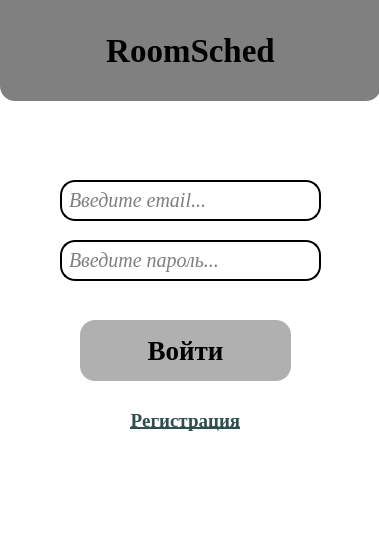
cgsgag2/RoomSched, file frontend/client/ui/auth/auth_window.ui: the form before one commit.
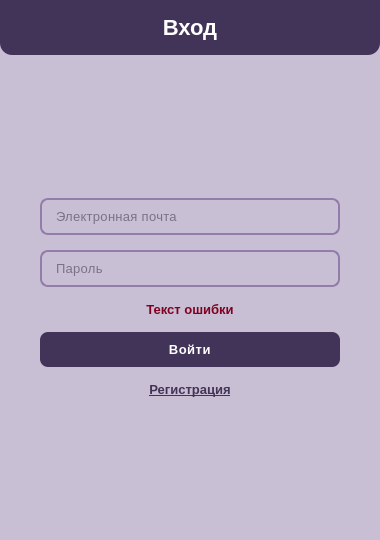
The form after the commit.

Diff of the .ui file:
```diff
--- a/frontend/client/ui/auth/auth_window.ui
+++ b/frontend/client/ui/auth/auth_window.ui
@@ -6,193 +6,201 @@
             <rect>
                 <x>0</x>
                 <y>0</y>
-                <width>379</width>
-                <height>542</height>
+                <width>380</width>
+                <height>540</height>
             </rect>
         </property>
         <property name="windowTitle">
             <string>Вход</string>
         </property>
         <property name="styleSheet">
-            <string notr="true">background-color: white;</string>
-        </property>
+            <string>
+                QWidget {
+                    background-color: #c9bfd4; /* Основной фон */
+                    color: #2d213d;            /* Основной текст */
+                    font-family: "Inter", "Roboto", "Ubuntu", sans-serif;
+                    font-size: 13px;
+                }
 
-        <widget class="QLabel" name="label">
-            <property name="geometry">
-                <rect>
-                    <x>0</x>
-                    <y>0</y>
-                    <width>381</width>
-                    <height>101</height>
-                </rect>
-            </property>
-            <property name="font">
-                <font>
-                    <family>Times New Roman</family>
-                    <pointsize>25</pointsize>
-                    <bold>true</bold>
-                </font>
-            </property>
-            <property name="styleSheet">
-                <string notr="true">
-                    background-color: #808080;
-                    color: black;
-                    padding: 10px;
-                    border-bottom-left-radius: 15px;
-                    border-bottom-right-radius: 15px;
-                </string>
-            </property>
-            <property name="text">
-                <string>RoomSched</string>
-            </property>
-            <property name="alignment">
-                <set>Qt::AlignmentFlag::AlignCenter</set>
-            </property>
-        </widget>
+                /* Шапка окон */
+                QLabel#label {
+                    background-color: #423358; /* шапка */
+                    color: #ffffff;            /* текст */
+                    font-size: 22px;
+                    font-weight: 600;
+                    padding: 15px;
+                    border-bottom-left-radius: 12px;
+                    border-bottom-right-radius: 12px;
+                }
 
-        <widget class="QLineEdit" name="mailInput">
-            <property name="geometry">
-                <rect>
-                    <x>60</x>
-                    <y>180</y>
-                    <width>261</width>
-                    <height>41</height>
-                </rect>
-            </property>
-            <property name="font">
-                <font>
-                    <family>Times New Roman</family>
-                    <pointsize>15</pointsize>
-                    <italic>true</italic>
-                </font>
-            </property>
-            <property name="styleSheet">
-                <string notr="true">
-                    QLineEdit {
-                    border: 2px solid #000000;
-                    border-radius: 15px;
-                    padding: 5px;
-                    background: white;
-                    color: black;
-                    }
-                    QLineEdit:focus {
-                    border: 2px solid #2F4F4F;
-                    color: black;
-                    }
-                </string>
-            </property>
-            <property name="placeholderText">
-                <string>Введите email...</string>
-            </property>
-        </widget>
+                /* Текст ошибок */
+                QLabel#errorLabel {
+                    color: #800020; 
+                    font-size: 13px;
+                    font-weight: 600;
+                }
 
-        <widget class="QLineEdit" name="passwordInput">
-            <property name="geometry">
-                <rect>
-                    <x>60</x>
-                    <y>240</y>
-                    <width>261</width>
-                    <height>41</height>
-                </rect>
-            </property>
-            <property name="font">
-                <font>
-                    <family>Times New Roman</family>
-                    <pointsize>15</pointsize>
-                    <italic>true</italic>
-                </font>
-            </property>
-            <property name="styleSheet">
-                <string notr="true">
-                    QLineEdit {
-                    border: 2px solid #000000;
-                    border-radius: 15px;
-                    padding: 5px;
-                    background: white;
-                    color: black;
-                    }
-                    QLineEdit:focus {
-                    border: 2px solid #2F4F4F;
-                    color: black;
-                    }
-                </string>
-            </property>
-            <property name="echoMode">
-                <enum>QLineEdit::Password</enum>
-            </property>
-            <property name="placeholderText">
-                <string>Введите пароль...</string>
-            </property>
-        </widget>
+                /* Поля ввода */
+                QLineEdit {
+                    background-color: #c9bfd4; /* В обычном состоянии цвет фона */
+                    color: #2d213d;            /* текст */
+                    border: 1.5px solid #927caa; /* рамка */
+                    border-radius: 8px;
+                    padding: 8px 12px;
+                    letter-spacing: 0.3px;
+                }
 
-        <widget class="QPushButton" name="loginButton">
-            <property name="geometry">
-                <rect>
-                    <x>80</x>
-                    <y>320</y>
-                    <width>211</width>
-                    <height>61</height>
-                </rect>
-            </property>
-            <property name="font">
-                <font>
-                    <family>Times New Roman</family>
-                    <pointsize>20</pointsize>
-                    <bold>true</bold>
-                </font>
-            </property>
-            <property name="styleSheet">
-                <string notr="true">
-                    QPushButton {
-                    border-radius: 15px;
-                    padding: 5px;
-                    background: #b0b0b0;
-                    color: black;
-                    }
-                    QPushButton:hover {
-                    background: #9a9a9a;
-                    }
-                </string>
-            </property>
-            <property name="text">
-                <string>Войти</string>
-            </property>
-        </widget>
+                /* при наведении мыши */
+                QLineEdit:hover {
+                    border: 1.5px solid #423358;
+                }
 
-        <widget class="QPushButton" name="registerButton">
-            <property name="geometry">
-                <rect>
-                    <x>80</x>
-                    <y>400</y>
-                    <width>211</width>
-                    <height>41</height>
-                </rect>
-            </property>
-            <property name="font">
-                <font>
-                    <family>Times New Roman</family>
-                    <pointsize>14</pointsize>
-                    <bold>false</bold>
-                </font>
-            </property>
-            <property name="styleSheet">
-                <string notr="true">
-                    QPushButton {
+                /* Поля ввода в момент фокуса */
+                QLineEdit:focus {
+                    background-color: #dcd4e4;   
+                    border: 2px solid #423358; 
+                }
+
+                /* Кнопки действий */
+                QPushButton#loginButton {
+                    background-color: #423358; 
+                    color: #ffffff;            
+                    border: none;
+                    border-radius: 8px;
+                    padding: 10px 20px;
+                    font-weight: 600;
+                    letter-spacing: 0.5px;
+                }
+
+                QPushButton#loginButton:hover {
+                    background-color: #564473; 
+                }
+
+                QPushButton#loginButton:pressed {
+                    background-color: #2d213d;
+                }
+
+                /* Текстовые кнопки-ссылки */
+                QPushButton#registerButton {
                     background-color: transparent;
-                    border: none;
-                    color: #2F4F4F;
+                    color: #423358;
                     text-decoration: underline;
-                    font-weight: bold;
-                    }
-                    QPushButton:hover {
-                    color: #1E3A3A;
-                    }
-                </string>
+                    border: none;
+                    font-weight: 600;
+                }
+
+                QPushButton#registerButton:hover {
+                    color: #564473;
+                }
+            </string>
+        </property>
+        <layout class="QVBoxLayout" name="mainLayout">
+            <property name="spacing">
+                <number>0</number>
             </property>
-            <property name="text">
-                <string>Регистрация</string>
+            <property name="leftMargin">
+                <number>0</number>
             </property>
-        </widget>
+            <property name="topMargin">
+                <number>0</number>
+            </property>
+            <property name="rightMargin">
+                <number>0</number>
+            </property>
+            <property name="bottomMargin">
+                <number>0</number>
+            </property>
+            <item>
+                <widget class="QLabel" name="label">
+                    <property name="text">
+                        <string>Вход</string>
+                    </property>
+                    <property name="alignment">
+                        <set>Qt::AlignCenter</set>
+                    </property>
+                </widget>
+            </item>
+            <item>
+                <spacer name="topSpacer">
+                    <property name="orientation">
+                        <enum>Qt::Vertical</enum>
+                    </property>
+                    <property name="sizeHint" stdset="0">
+                        <size>
+                            <width>20</width>
+                            <height>30</height>
+                        </size>
+                    </property>
+                </spacer>
+            </item>
+            <item>
+                <layout class="QVBoxLayout" name="formLayout">
+                    <property name="spacing">
+                        <number>15</number>
+                    </property>
+                    <property name="leftMargin">
+                        <number>40</number>
+                    </property>
+                    <property name="rightMargin">
+                        <number>40</number>
+                    </property>
+                    <item>
+                        <widget class="QLineEdit" name="mailInput">
+                            <property name="placeholderText">
+                                <string>Электронная почта</string>
+                            </property>
+                        </widget>
+                    </item>
+                    <item>
+                        <widget class="QLineEdit" name="passwordInput">
+                            <property name="echoMode">
+                                <enum>QLineEdit::Password</enum>
+                            </property>
+                            <property name="placeholderText">
+                                <string>Пароль</string>
+                            </property>
+                        </widget>
+                    </item>
+                    <item>
+                        <widget class="QLabel" name="errorLabel">
+                            <property name="text">
+                                <string>Текст ошибки</string>
+                            </property>
+                            <property name="alignment">
+                                <set>Qt::AlignCenter</set>
+                            </property>
+                        </widget>
+                    </item>
+                    <item>
+                        <widget class="QPushButton" name="loginButton">
+                            <property name="text">
+                                <string>Войти</string>
+                            </property>
+                        </widget>
+                    </item>
+                    <item>
+                        <widget class="QPushButton" name="registerButton">
+                            <property name="text">
+                                <string>Регистрация</string>
+                            </property>
+                        </widget>
+                    </item>
+                </layout>
+            </item>
+            <item>
+                <spacer name="bottomSpacer">
+                    <property name="orientation">
+                        <enum>Qt::Vertical</enum>
+                    </property>
+                    <property name="sizeHint" stdset="0">
+                        <size>
+                            <width>20</width>
+                            <height>40</height>
+                        </size>
+                    </property>
+                </spacer>
+            </item>
+        </layout>
     </widget>
     <resources/>
     <connections/>
```
Left out of the diff: 4 changed lines with no effect on the pictures.
